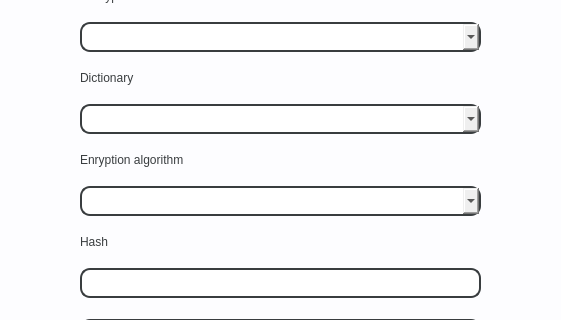
The window that venv/UI/app.ui (wcislak97/PKracker) describes before a commit, drawn with Qt 5; both pictures show x 319 to 880 and y 116 to 436 of the 1195 by 799 pixel window.
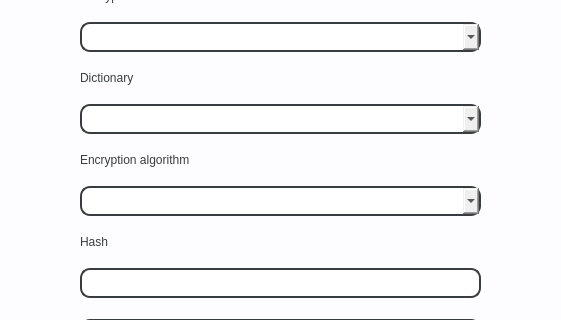
The same window after the commit.

What changed in the file:
```diff
--- a/venv/UI/app.ui
+++ b/venv/UI/app.ui
@@ -158,7 +158,7 @@
 </string>
          </property>
          <property name="text">
-          <string>Enryption algorithm</string>
+          <string>Encryption algorithm</string>
          </property>
         </widget>
        </item>
```
